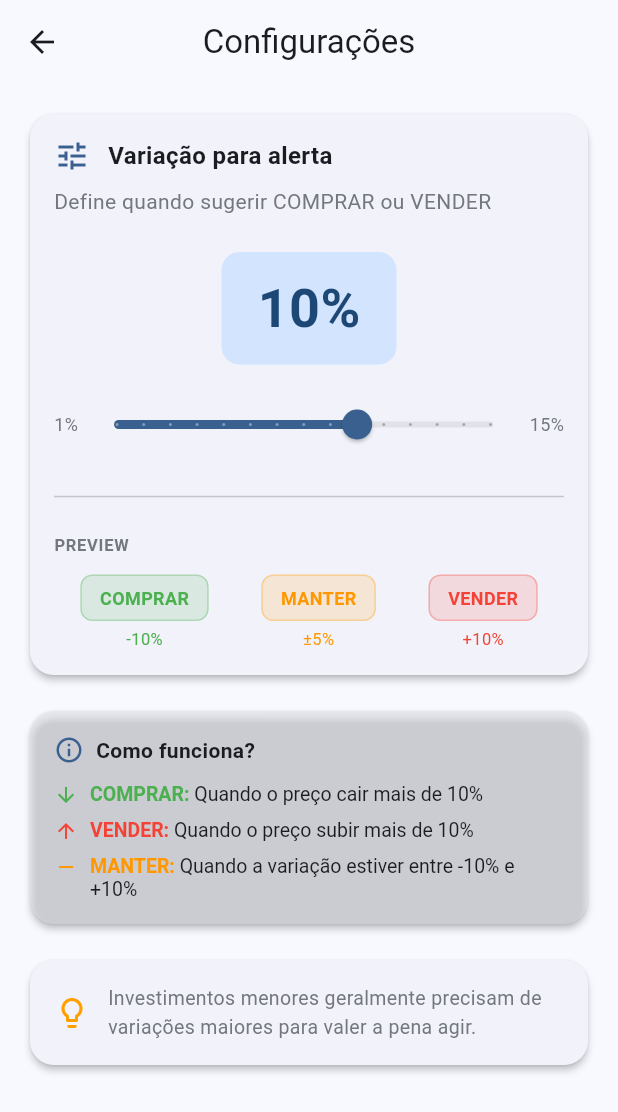
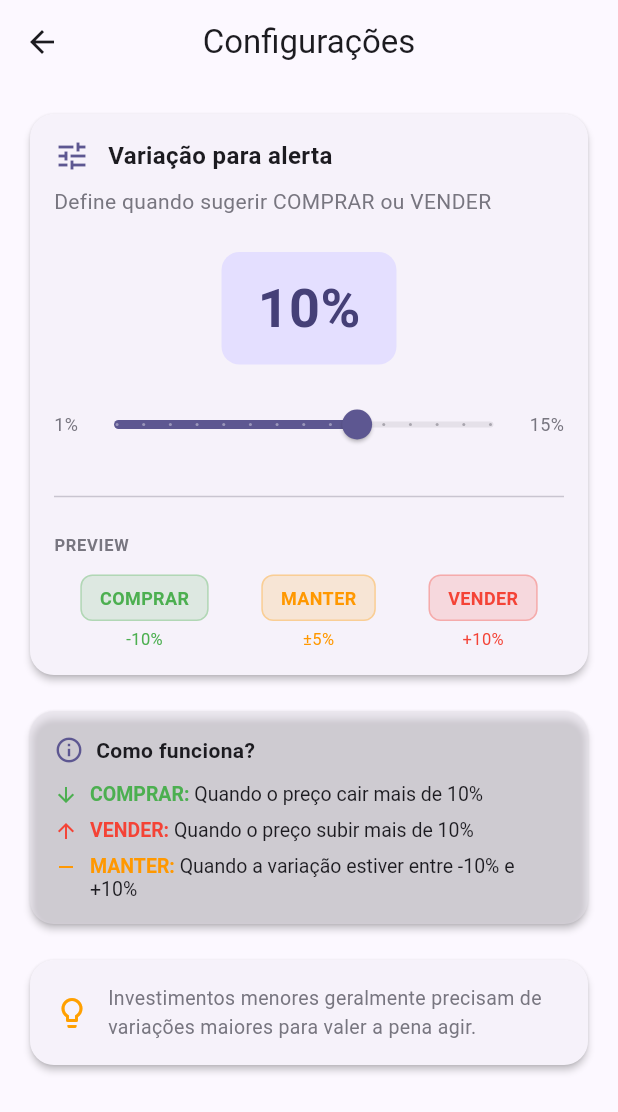
Before and after one commit to FabioSonats/crypto-alert, a Flutter app: the screen it shows after launch, after a tap on the "settings" icon, on a phone screen of 412 x 824 dp. Shown: the top 1112 px of the screen. Run offline on Flutter 3.47's test engine with Material 3 defaults, Android fonts, the phone set to English and light mode, and no system bars; our stand-ins replace shared_preferences; network calls fail.

Commit message:
feat: rebrand para NexusStack
- Renomeado app de Crypto Alert para NexusStack
- Atualizado nome no Android (AndroidManifest.xml)
- Atualizado titulo e classe principal
- Nova cor tema: roxo tech (#6C5CE7)
- Versao atualizada para 2.0.0

```diff
--- a/lib/main.dart
+++ b/lib/main.dart
@@ -3,21 +3,21 @@
 import 'services/notification_service.dart';
 import 'ui/screens/home_screen.dart';
 
-/// Função principal do aplicativo Crypto Alert
+/// Função principal do aplicativo NexusStack
 ///
-/// Monitora Bitcoin, Ethereum e XRP em tempo real
+/// Monitor de 26 criptomoedas com alertas e simulador de investimentos
 void main() async {
   WidgetsFlutterBinding.ensureInitialized();
 
   // Inicializa serviço de notificações
   await NotificationService.instance.initialize();
 
-  runApp(const CryptoAlertApp());
+  runApp(const NexusStackApp());
 }
 
 /// Widget principal da aplicação
-class CryptoAlertApp extends StatelessWidget {
-  const CryptoAlertApp({super.key});
+class NexusStackApp extends StatelessWidget {
+  const NexusStackApp({super.key});
 
   @override
   Widget build(BuildContext context) {
@@ -25,11 +25,11 @@
     final controller = CryptoController();
 
     return MaterialApp(
-      title: 'Crypto Alert',
+      title: 'NexusStack',
       debugShowCheckedModeBanner: false,
       theme: ThemeData(
         colorScheme: ColorScheme.fromSeed(
-          seedColor: const Color(0xFF1E88E5),
+          seedColor: const Color(0xFF6C5CE7), // Roxo tech
           brightness: Brightness.light,
         ),
         useMaterial3: true,
@@ -46,7 +46,7 @@
       ),
       darkTheme: ThemeData(
         colorScheme: ColorScheme.fromSeed(
-          seedColor: const Color(0xFF1E88E5),
+          seedColor: const Color(0xFF6C5CE7), // Roxo tech
           brightness: Brightness.dark,
         ),
         useMaterial3: true,
--- a/lib/services/notification_service.dart
+++ b/lib/services/notification_service.dart
@@ -109,7 +109,7 @@ class NotificationService {
     // TODO: Implementar notificação de teste real
     // await FlutterLocalNotificationsPlugin().show(
     //   0,
-    //   '🔔 Crypto Alert',
+    //   '🔔 NexusStack',
     //   'Notificações configuradas com sucesso!',
     //   const NotificationDetails(...),
     // );
--- a/lib/ui/screens/home_screen.dart
+++ b/lib/ui/screens/home_screen.dart
@@ -9,7 +9,7 @@ import '../widgets/trend_indicator.dart';
 import 'crypto_detail_screen.dart';
 import 'settings_screen.dart';
 
-/// Tela principal do aplicativo Crypto Alert
+/// Tela principal do aplicativo NexusStack
 ///
 /// Exibe lista de 26 criptomoedas com preço e variação
 /// Gráficos são carregados sob demanda na tela de detalhes
@@ -159,9 +159,9 @@ class _HomeScreenState extends State<HomeScreen> with WidgetsBindingObserver {
         title: const Row(
           mainAxisSize: MainAxisSize.min,
           children: [
-            Icon(Icons.radar),
+            Icon(Icons.hub),
             SizedBox(width: 8),
-            Text('Radar de Mercado'),
+            Text('NexusStack'),
           ],
         ),
         centerTitle: true,
--- a/lib/utils/config.dart
+++ b/lib/utils/config.dart
@@ -1,4 +1,4 @@
-/// Configurações centralizadas do aplicativo Crypto Alert
+/// Configurações centralizadas do aplicativo NexusStack
 ///
 /// Este arquivo contém todas as constantes de configuração
 /// seguindo o princípio de Single Responsibility (SOLID)
--- a/pubspec.yaml
+++ b/pubspec.yaml
@@ -1,7 +1,7 @@
-name: crypto_alert
-description: "Aplicativo Flutter para monitoramento de preço do Bitcoin em tempo real"
+name: nexus_stack
+description: "NexusStack - Monitor de criptomoedas com alertas e simulador de investimentos"
 publish_to: 'none'
-version: 1.0.0+1
+version: 2.0.0+1
 
 environment:
   sdk: ^3.5.3
```
Also changed, not shown: 2 other files.
